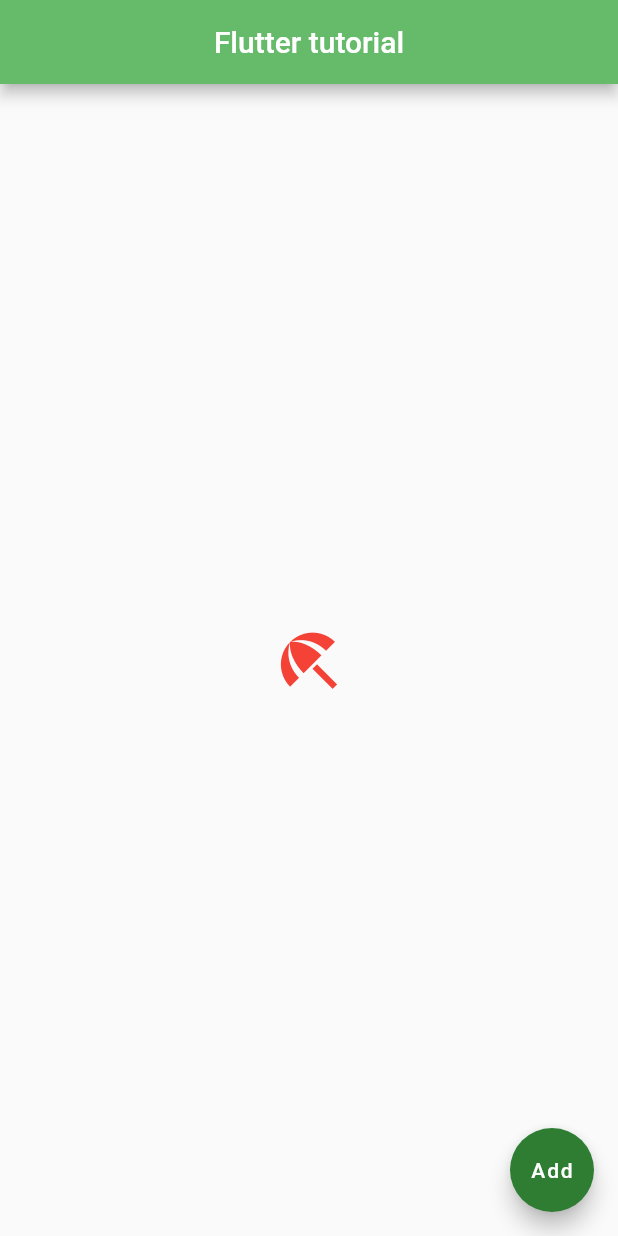
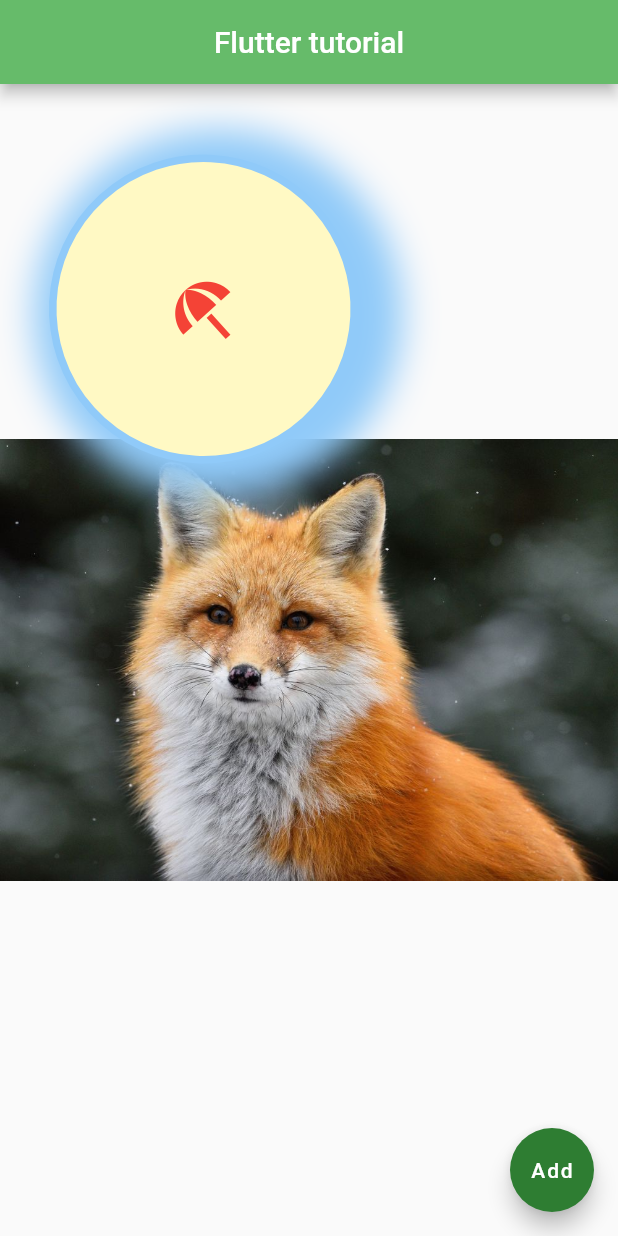
Before and after one commit to LyubashaBurkova/Flutter, a Flutter app: the screen it shows after launch, on a phone screen of 412 x 824 dp. Run offline on Flutter 3.47's test engine with Material 2 defaults, Android fonts, the phone set to English and light mode, and no system bars.

Commit message:
Container

```diff
--- a/lib/main.dart
+++ b/lib/main.dart
@@ -1,3 +1,4 @@
+import 'package:flutter/cupertino.dart';
 import 'package:flutter/material.dart';
 import 'package:flutter_app/custom_icons.dart';
 
@@ -13,18 +14,48 @@ class FlutterTutorialApp extends StatelessWidget {
           centerTitle: true,
           backgroundColor: Colors.green[400],
         ),
-        body: Center(
+        body: Container(
+          child: Container(
+            //color: Colors.yellow[300],
+            margin: EdgeInsets.all(40),
+            padding: EdgeInsets.all(40),
+            transform: Matrix4.rotationZ(0.05),
+            decoration: BoxDecoration(
+              color: Colors.yellow[100],
+              //borderRadius: BorderRadius.all(Radius.circular((50))),
+              shape: BoxShape.circle,
+              border: Border.all(
+                width: 5,
+                color: Colors.blue[200],
+                style: BorderStyle.solid,
+              ),
+              boxShadow: [
+                BoxShadow(
+                    color: Colors.blue[200],
+                    spreadRadius: 20,
+                    blurRadius: 20,
+                    offset: Offset(10, 3))
+              ],
+            ),
             child: IconButton(
               icon: Icon(
                 CustomIcons.beach_access,
                 size: 50.0,
                 color: Colors.red,
               ),
-            color: Colors.grey[900],
               iconSize: 100.0,
               onPressed: () {
                 print("Button has been pressed");
               },
+            ),
+          ),
+          alignment: Alignment.topLeft,
+          decoration: BoxDecoration(
+            image: DecorationImage(
+              image: AssetImage("assets/images/fox.jpg"),
+              //fit: BoxFit.fill,//на весь экран
+            ),
+            //gradient:  RadialGradient(colors: [Colors.yellow[100], Colors.blue])),
           ),
         ),
         floatingActionButton: FloatingActionButton(
```
Lines whose indentation alone changed are shown as unchanged.
